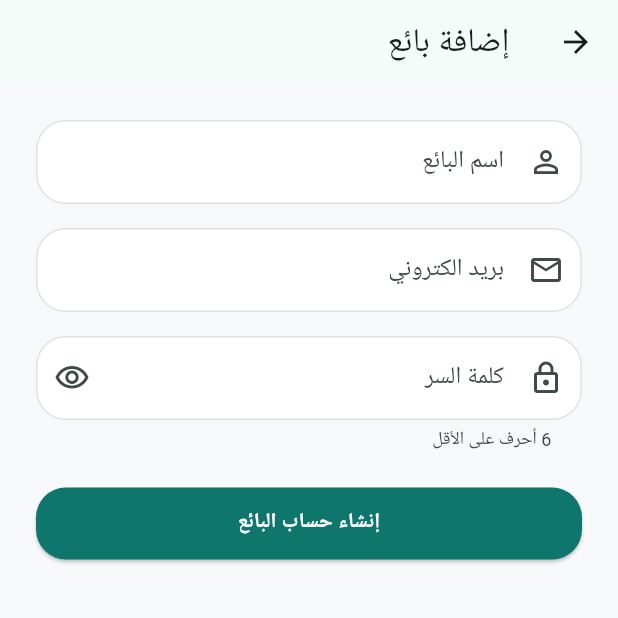
After one commit to mohamad-mobarak/inventory_app, a Flutter app: the SellersScreen screen opened directly, after a tap on "إضافة بائع", on a phone screen of 412 x 824 dp, the top half of it. The commit adds this screen. Run offline on Flutter 3.47's test engine with Material 3 defaults, Android fonts, the phone set to English and light mode, and no system bars; our stand-ins replace cloud_firestore, firebase_auth, firebase_core; missing offline and left inert: dart:html; accounts and stored records are empty; generated files the repository leaves out were written again; network calls fail; statements that could not run were skipped.

Commit message:
Add sellers management and auth gate

```diff
--- a/lib/l10n/app_strings.dart
+++ b/lib/l10n/app_strings.dart
@@ -22,10 +22,10 @@ class AppStrings {
       ? 'البريد الالكتروني او كلمة السر غير صحيحة'
       : 'Incorrect email or password.';
   String get accountDisabled => locale.languageCode == 'ar'
-      ? 'هذا الحساب معطلز يرجى التواصل مع المدير'
+      ? 'هذا الحساب معطل يرجى التواصل مع المدير'
       : 'This account is disabled. Plese contact the manager';
   String get accountNotRegistered => locale.languageCode == 'ar'
-      ? 'هذا الحساب غير مسجل لدى الحل'
+      ? 'هذا الحساب غير مسجل لدى المحل'
       : 'This account is not registered with this shop';
   // Lable of the button that switches to the other language
   String get switchLanguage => locale.languageCode == 'ar' ? 'English' : 'عربي';
@@ -79,6 +79,36 @@ class AppStrings {
   String get signUpFailed => locale.languageCode == 'ar'
       ? 'حدث خطأ غير متوقع، جرّب مرة أخرى'
       : 'An unexpected error occurred, try again';
+  String get sellers => locale.languageCode == 'ar' ? 'البائعون' : 'Sellers';
+  String get addSeller =>
+      locale.languageCode == 'ar' ? 'إضافة بائع' : 'Add seller';
+  String get sellerActive => locale.languageCode == 'ar' ? 'فعّال' : 'Active';
+  String get sellerDisabled =>
+      locale.languageCode == 'ar' ? 'معطّل' : 'Disabled';
+  String get sellerName =>
+      locale.languageCode == 'ar' ? 'اسم البائع' : 'Seller name';
+  String get passwordMinHint => locale.languageCode == 'ar'
+      ? '6 أحرف على الأقل'
+      : 'At least 6 characters';
+  String get createSellerAccount => locale.languageCode == 'ar'
+      ? 'إنشاء حساب البائع'
+      : 'Create seller account';
+  String get sellerDetails =>
+      locale.languageCode == 'ar' ? 'تفاصيل البائع' : 'Seller details';
+  String get accountActive =>
+      locale.languageCode == 'ar' ? 'الحساب فعّال' : 'Account active';
+  String get saveChanges =>
+      locale.languageCode == 'ar' ? 'حفظ التعديلات' : 'Save changes';
+  String get viewSellerSales =>
+      locale.languageCode == 'ar' ? 'عرض مبيعات البائع' : 'View seller sales';
+  String get nameRequired =>
+      locale.languageCode == 'ar' ? 'الاسم مطلوب' : 'Name is required';
+  String get loasFailed => locale.languageCode == 'ar'
+      ? 'تعذّر تحميل البينات'
+      : 'Could not load data';
+  String get saveFailed => locale.languageCode == 'ar'
+      ? 'تعذّر حفظ التعديلات'
+      : 'Could not save change';
 }
 
 // Tells Flutter how to load AppStrings
--- a/lib/main.dart
+++ b/lib/main.dart
@@ -1,3 +1,5 @@
+import 'package:inventory_app/screens/auth/auth_gate.dart';
+
 import 'l10n/app_strings.dart';
 import 'package:firebase_core/firebase_core.dart';
 import 'package:flutter/material.dart';
@@ -6,7 +8,6 @@ import 'theme/app_theme.dart';
 import 'package:provider/provider.dart';
 import 'providers/settings_provider.dart';
 import 'package:flutter_localizations/flutter_localizations.dart';
-import 'screens/auth/login_screen.dart';
 
 Future<void> main() async {
   WidgetsFlutterBinding.ensureInitialized();
@@ -42,7 +43,7 @@ class MyApp extends StatelessWidget {
       ],
       debugShowCheckedModeBanner: false,
       // First screen shown when the app starts
-      home: const LoginScreen(),
+      home: AuthGate(),
     );
   }
 }
--- /dev/null
+++ b/lib/models/app_user.dart
@@ -0,0 +1,33 @@
+import 'package:flutter/cupertino.dart';
+
+import 'package:cloud_firestore/cloud_firestore.dart';
+
+class AppUser {
+  // The user's id , same as the Firebase Auth uid
+  final String id;
+  // The user's display name
+  final String name;
+  // Constructor: every field must be given a value when creating a user
+  final String email;
+  final String role;
+  final bool isActive;
+  final DateTime createdAt;
+  AppUser({
+    required this.id,
+    required this.name,
+    required this.email,
+    required this.role,
+    required this.isActive,
+    required this.createdAt,
+  });
+  // Builds an AppUser from  a Firestore document
+  factory AppUser.fromMap(String id, Map<String, dynamic> data) {
+    return AppUser(
+        id: id,
+        name: data['name'] as String,
+        email: data['email'] as String,
+        role: data['role'] as String,
+        isActive: data['isActive'] as bool,
+        createdAt: (data['createdAt'] as Timestamp).toDate());
+  }
+}
--- /dev/null
+++ b/lib/screens/sellers/add_seller_screen.dart
@@ -0,0 +1,198 @@
+import 'dart:ui';
+
+import 'package:firebase_auth/firebase_auth.dart';
+import 'package:flutter/material.dart';
+import 'package:inventory_app/theme/app_theme.dart';
+import '../../l10n/app_strings.dart';
+import '../../services/seller_service.dart';
+
+class AddSellerScreen extends StatefulWidget {
+  const AddSellerScreen({super.key});
+
+  @override
+  State<AddSellerScreen> createState() => _AddSellerScreenState();
+}
+
+class _AddSellerScreenState extends State<AddSellerScreen> {
+  final TextEditingController _nameController = TextEditingController();
+  final TextEditingController _emailController = TextEditingController();
+  final TextEditingController _passwordController = TextEditingController();
+  bool _obscurePassword = true;
+  // Our service object, used to create the seller account
+  final SellerService _sellerService = SellerService();
+  // True while the seller account is being created
+  bool _isLoading = false;
+  // Error message shown under the button, null when there is no error
+  String? _errorMessage;
+  @override
+  void dispose() {
+    _nameController.dispose();
+    _emailController.dispose();
+    _passwordController.dispose();
+    super.dispose();
+  }
+
+  // Builds the same field style used in the login screen
+  InputDecoration _fieldStyle(String label, IconData icon,
+      {Widget? suffix, String? helper}) {
+    return InputDecoration(
+      contentPadding: const EdgeInsets.symmetric(horizontal: 16, vertical: 16),
+      filled: true,
+      fillColor: Colors.white,
+      labelText: label,
+      helperText: helper,
+      prefixIcon: Icon(icon),
+      suffixIcon: suffix,
+      border: OutlineInputBorder(borderRadius: BorderRadius.circular(20)),
+      focusedBorder: OutlineInputBorder(
+        borderRadius: BorderRadius.circular(20),
+        borderSide: BorderSide(color: AppColors.primary, width: 1.5),
+      ),
+      enabledBorder: OutlineInputBorder(
+        borderRadius: BorderRadius.circular(20),
+        borderSide: BorderSide(color: Colors.grey.shade300, width: 1),
+      ),
+    );
+  }
+
+  // Runs when the create-seller button is pressed
+  Future<void> _addSeller() async {
+    if (_nameController.text.trim().isEmpty) {
+      setState(() {
+        _errorMessage = AppStrings.of(context).nameRequired;
+      });
+      return;
+    }
+    if (!_emailController.text.contains('@')) {
+      setState(() {
+        _errorMessage = AppStrings.of(context).invalidEmail;
+      });
+      return;
+    }
+    if (_passwordController.text.length < 6) {
+      setState(() {
+        _errorMessage = AppStrings.of(context).passwordMinHint;
+      });
+      return;
+    }
+    setState(() {
+      // Show loading and clear any old error
+      _isLoading = true;
+      _errorMessage = null;
+    });
+    // Try to create the seller
+    try {
+      // Create the account through the service
+      await _sellerService.addSeller(
+          name: _nameController.text.trim(),
+          email: _emailController.text.trim(),
+          password: _passwordController.text);
+      // Do nothing if the screen was closed while waiting
+      if (!mounted) return;
+      Navigator.pop(context);
+    } on FirebaseAuthException catch (e) {
+      // Show a friendly message based on the error code
+      setState(() {
+        final s = AppStrings.of(context);
+        switch (e.code) {
+          case 'email-already-in-use':
+            _errorMessage = s.emailInUse;
+            break;
+          case 'weak-password':
+            _errorMessage = s.weakPasswordFirebase;
+            break;
+          case 'invalid-email':
+            _errorMessage = s.invalidEmail;
+            break;
+          default:
+            _errorMessage = s.signUpFailed;
+        }
+      });
+    } finally {
+      // Stop loading, but only if the screen is still open
+      if (mounted) {
+        setState(() {
+          _isLoading = false;
+        });
+      }
+    }
+  }
+
+  @override
+  Widget build(BuildContext context) {
+    final s = AppStrings.of(context);
+
+    return Scaffold(
+      appBar: AppBar(title: Text(s.addSeller)),
+      body: SafeArea(
+        child: SingleChildScrollView(
+          padding: const EdgeInsets.all(24),
+          child: Column(
+            children: [
+              TextFormField(
+                controller: _nameController,
+                decoration: _fieldStyle(s.sellerName, Icons.person_outline),
+              ),
+              const SizedBox(height: 16),
+              TextFormField(
+                controller: _emailController,
+                keyboardType: TextInputType.emailAddress,
+                decoration: _fieldStyle(s.email, Icons.email_outlined),
+              ),
+              const SizedBox(height: 16),
+              TextFormField(
+                controller: _passwordController,
+                obscureText: _obscurePassword,
+                decoration: _fieldStyle(
+                  s.password,
+                  Icons.lock_outlined,
+                  helper: s.passwordMinHint,
+                  suffix: IconButton(
+                    icon: Icon(_obscurePassword
+                        ? Icons.visibility_outlined
+                        : Icons.visibility_off_outlined),
+                    onPressed: () {
+                      setState(() {
+                        _obscurePassword = !_obscurePassword;
+                      });
+                    },
+                  ),
+                ),
+              ),
+              const SizedBox(height: 24),
+              SizedBox(
+                width: double.infinity,
+                height: 48,
+                child: ElevatedButton(
+                  style: ElevatedButton.styleFrom(
+                    backgroundColor: AppColors.primary,
+                    foregroundColor: Colors.white,
+                    shape: RoundedRectangleBorder(
+                        borderRadius: BorderRadius.circular(20)),
+                  ),
+                  onPressed: _isLoading ? null : _addSeller,
+                  child: _isLoading
+                      ? const SizedBox(
+                          height: 24,
+                          width: 24,
+                          child: CircularProgressIndicator(
+                            color: Colors.white,
+                          ),
+                        )
+                      : Text(s.createSellerAccount,
+                          style: const TextStyle(fontWeight: FontWeight.bold)),
+                ),
+              ),
+              if (_errorMessage != null)
+                Padding(
+                  padding: const EdgeInsets.only(top: 12),
+                  child: Text(_errorMessage!,
+                      style: const TextStyle(color: AppColors.danger)),
+                ),
+            ],
+          ),
+        ),
+      ),
+    );
+  }
+}
--- /dev/null
+++ b/lib/screens/sellers/sellers_screen.dart
@@ -0,0 +1,98 @@
+import 'package:flutter/material.dart';
+import 'package:inventory_app/screens/sellers/add_seller_screen.dart';
+import 'package:inventory_app/screens/sellers/seller_details_screen.dart';
+import '../../l10n/app_strings.dart';
+import 'package:inventory_app/theme/app_theme.dart';
+import '../../services/seller_service.dart';
+import '../../models/app_user.dart';
+
+class SellersScreen extends StatelessWidget {
+  const SellersScreen({super.key});
+
+  @override
+  Widget build(BuildContext context) {
+    final s = AppStrings.of(context);
+    // Our service object, used to resd the sellers from Firestore
+    final service = SellerService();
+
+    return Scaffold(
+        appBar: AppBar(title: Text(s.sellers)),
+        floatingActionButton: FloatingActionButton.extended(
+          onPressed: () {
+            // Open the add seller screen on top of this one
+            Navigator.push(
+                context,
+                MaterialPageRoute(
+                    builder: (context) => const AddSellerScreen()));
+          },
+          backgroundColor: AppColors.primary,
+          foregroundColor: Colors.white,
+          icon: const Icon(Icons.person_add),
+          label: Text(s.addSeller),
+        ),
+        body: StreamBuilder<List<AppUser>>(
+          stream: service.getSellers(),
+          builder: (context, snapshot) {
+            if (snapshot.hasError) {
+              return Center(
+                child: Text(s.loasFailed),
+              );
+            }
+            // While waiting for the first data, show a loading circle
+            if (snapshot.connectionState == ConnectionState.waiting) {
+              return const Center(
+                child: CircularProgressIndicator(),
+              );
+            }
+            // Use the received sellers , or an empty list if thers is no data
+            final sellers = [...(snapshot.data ?? [])];
+            sellers.sort((a, b) =>
+                b.isActive.toString().compareTo(a.isActive.toString()));
+            return ListView.builder(
+              padding: const EdgeInsets.all(16),
+              itemCount: sellers.length,
+              itemBuilder: (context, index) {
+                final seller = sellers[index];
+                final name = seller.name;
+                final email = seller.email;
+                final isActive = seller.isActive;
+
+                return Opacity(
+                  opacity: isActive ? 1 : 0.5,
+                  child: Card(
+                    shape: RoundedRectangleBorder(
+                        borderRadius: BorderRadius.circular(20)),
+                    margin: const EdgeInsets.only(bottom: 12),
+                    child: ListTile(
+                      onTap: () {
+                        // Open the seller details screen on top of this one
+                        Navigator.push(
+                            context,
+                            MaterialPageRoute(
+                                builder: (context) => SellerDetailsScreen(
+                                      seller: seller,
+                                    )));
+                      },
+                      leading: CircleAvatar(
+                          backgroundColor:
+                              AppColors.primary.withValues(alpha: 0.15),
+                          foregroundColor: AppColors.primary,
+                          child: Text(name[0])),
+                      title: Text(name),
+                      subtitle: Text(email),
+                      trailing: Text(
+                        isActive ? s.sellerActive : s.sellerDisabled,
+                        style: TextStyle(
+                          color: isActive ? Colors.green : AppColors.danger,
+                          fontWeight: FontWeight.bold,
+                        ),
+                      ),
+                    ),
+                  ),
+                );
+              },
+            );
+          },
+        ));
+  }
+}
--- /dev/null
+++ b/lib/services/seller_service.dart
@@ -0,0 +1,57 @@
+import 'package:cloud_firestore/cloud_firestore.dart';
+import '../models/app_user.dart';
+import 'package:firebase_core/firebase_core.dart';
+import 'package:firebase_auth/firebase_auth.dart';
+
+class SellerService {
+  // Our connection to the Firestore database
+  final FirebaseFirestore _db = FirebaseFirestore.instance;
+  Stream<List<AppUser>> getSellers() {
+    return _db
+        .collection('users')
+        .where('role', isEqualTo: 'seller')
+        .snapshots()
+        // Convert each updata into a list of AppUser objects
+        .map((snapshot) => snapshot.docs
+            .map((doc) => AppUser.fromMap(doc.id, doc.data()))
+            .toList());
+  }
+
+  // Creates a seller account and saves his user doccument
+  Future<void> addSeller({
+    required String name,
+    required String email,
+    required String password,
+  }) async {
+    // Open a second, separate connection to our Firebase project
+    final secondaryApp = await Firebase.initializeApp(
+      // A different name keeps it apart from the admin's connection
+      name: 'secondary',
+      // Copy the project settings from the main connection
+      options: Firebase.app().options,
+    );
+    try {
+      // Use the auth of the second connection, so the admin stays signed in
+      final credential = await FirebaseAuth.instanceFor(app: secondaryApp)
+          .createUserWithEmailAndPassword(email: email, password: password);
+      // Save the seller's document using the admin's main connection
+      await _db.collection('users').doc(credential.user!.uid).set({
+        'name': name,
+        'email': email,
+        'role': 'seller',
+        'isActive': true,
+        'createdAt': FieldValue.serverTimestamp(),
+      });
+    } finally {
+      await secondaryApp.delete();
+    }
+  }
+
+  Future<void> updateSellerName(String uid, String name) async {
+    await _db.collection('users').doc(uid).update({'name': name});
+  }
+
+  Future<void> updateSellerActive(String uid, bool isActive) async {
+    await _db.collection('users').doc(uid).update({'isActive': isActive});
+  }
+}
```
Also changed, not shown: lib/screens/auth/auth_gate.dart (added, +92 -0 lines), lib/screens/auth/login_screen.dart (+13 -1 lines), lib/screens/sellers/seller_details_screen.dart (added, +180 -0 lines), lib/services/auth_service.dart (+15 -0 lines).
